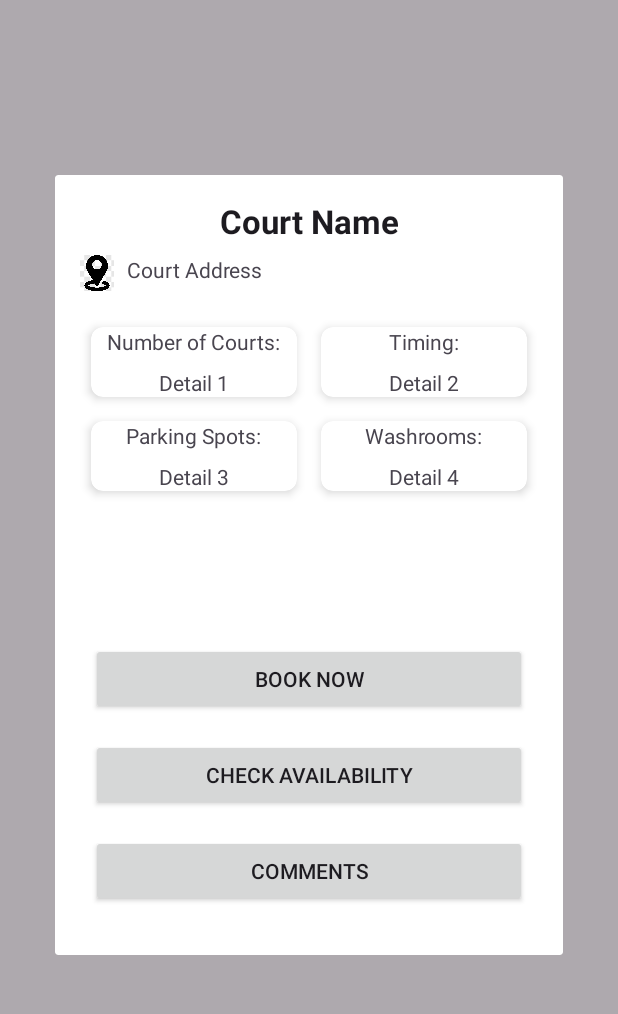
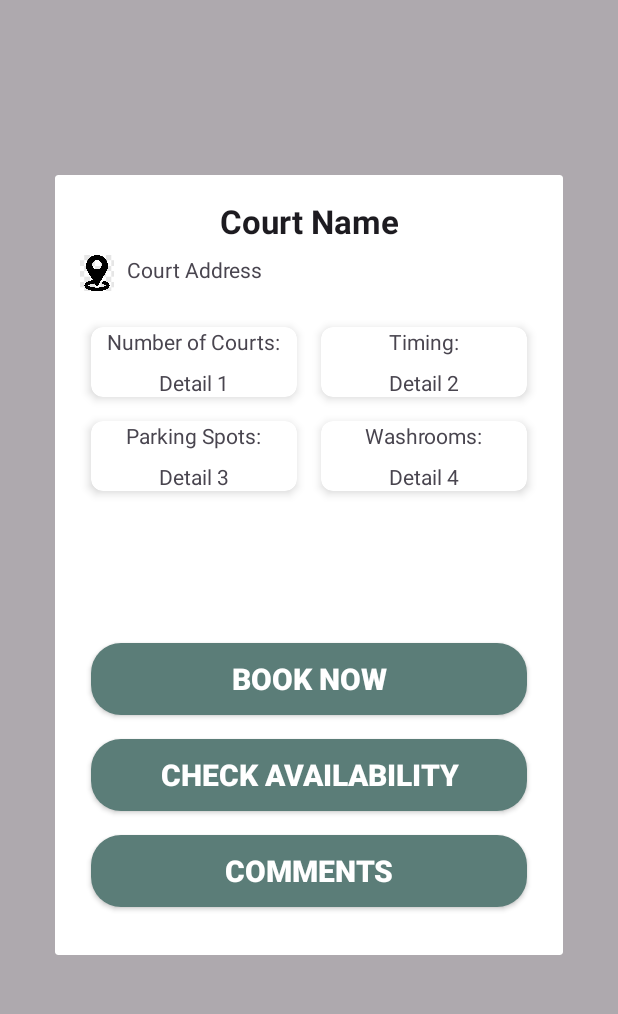
Before and after one commit to kusshsatija/Public-Tennis-Court-Availability-Tracker, an Android app: the fragment CourtDetailsDialog placed in its activity, on a phone screen of 412 x 824 dp, the part 53-1067 px from its top. Run offline under Robolectric (Android 15) with nearby library versions, the phone set to English and light mode, and no system bars.

Commit message:
Added style for buttons for consistency.

```diff
--- a/app/src/main/res/layout/activity_chat.xml
+++ b/app/src/main/res/layout/activity_chat.xml
@@ -48,7 +48,7 @@
         tools:ignore="HardcodedText" />
 
     <!-- Send Button -->
-    <Button
+    <androidx.appcompat.widget.AppCompatButton
         android:id="@+id/sendButton"
         android:layout_width="wrap_content"
         android:layout_height="wrap_content"
@@ -58,5 +58,6 @@
         app:layout_constraintBottom_toBottomOf="parent"
         android:layout_marginEnd="12dp"
         android:layout_marginBottom="16dp"
-        tools:ignore="HardcodedText" />
+        tools:ignore="HardcodedText"
+        style="@style/button"/>
 </androidx.constraintlayout.widget.ConstraintLayout>
--- a/app/src/main/res/layout/activity_create_comment.xml
+++ b/app/src/main/res/layout/activity_create_comment.xml
@@ -120,7 +120,7 @@
 
     </TableLayout>
 
-    <Button
+    <androidx.appcompat.widget.AppCompatButton
         android:id="@+id/submitReviewButton"
         android:layout_width="wrap_content"
         android:layout_height="wrap_content"
@@ -129,7 +129,8 @@
         android:text="@string/submit_review"
         app:layout_constraintBottom_toBottomOf="parent"
         app:layout_constraintEnd_toEndOf="parent"
-        app:layout_constraintStart_toStartOf="parent" />
+        app:layout_constraintStart_toStartOf="parent"
+        style="@style/button"/>
 
     <com.google.android.material.floatingactionbutton.FloatingActionButton
         android:id="@+id/floatingActionButton2"
--- a/app/src/main/res/layout/activity_main.xml
+++ b/app/src/main/res/layout/activity_main.xml
@@ -17,7 +17,7 @@
         app:layout_constraintTop_toTopOf="parent"
         tools:ignore="HardcodedText" />
 
-    <Button
+    <androidx.appcompat.widget.AppCompatButton
         android:id="@+id/button"
         android:layout_width="wrap_content"
         android:layout_height="wrap_content"
@@ -27,7 +27,8 @@
         app:layout_constraintBottom_toBottomOf="parent"
         app:layout_constraintEnd_toEndOf="parent"
         app:layout_constraintStart_toStartOf="parent"
-        tools:ignore="HardcodedText" />
+        tools:ignore="HardcodedText"
+        style="@style/button"/>
 
     <com.google.android.material.floatingactionbutton.FloatingActionButton
         android:id="@+id/floatingActionButton"
--- a/app/src/main/res/layout/dialog_court_details.xml
+++ b/app/src/main/res/layout/dialog_court_details.xml
@@ -196,32 +196,35 @@
         app:layout_constraintStart_toStartOf="parent">
 
         <!-- Book Now Button -->
-        <Button
+        <androidx.appcompat.widget.AppCompatButton
             android:id="@+id/book_now_button"
             android:layout_width="match_parent"
             android:layout_height="wrap_content"
             android:layout_margin="8dp"
             android:layout_weight="1"
-            android:text="Book Now" />
+            android:text="Book Now"
+            style="@style/button"/>
 
         <!-- Check Availability Button -->
 
-        <Button
+        <androidx.appcompat.widget.AppCompatButton
             android:id="@+id/check_availability_button"
             android:layout_width="match_parent"
             android:layout_height="wrap_content"
             android:layout_margin="8dp"
             android:layout_weight="1"
-            android:text="Check Availability" />
+            android:text="Check Availability"
+            style="@style/button"/>
 
         <!-- Comments Button -->
-        <Button
+        <androidx.appcompat.widget.AppCompatButton
             android:id="@+id/commentsButton"
             android:layout_width="match_parent"
             android:layout_height="wrap_content"
             android:layout_margin="8dp"
             android:layout_weight="1"
-            android:text="Comments" />
+            android:text="Comments"
+            style="@style/button"/>
     </LinearLayout>
 
 </androidx.constraintlayout.widget.ConstraintLayout>
--- /dev/null
+++ b/app/src/main/res/values/styles.xml
@@ -0,0 +1,11 @@
+<?xml version="1.0" encoding="utf-8"?>
+<resources>
+    <style name="button">
+        <item name="android:textColor">#ffffff</item>
+        <item name="android:textSize">20sp</item>
+        <item name="android:textStyle">bold</item>
+        <item name="android:background">@drawable/startgame_button</item>
+        <item name="android:layout_margin">8dp</item>
+        <item name="android:padding">8dp</item>
+    </style>
+</resources>
```
Also changed, not shown: app/src/main/res/layout/activity_availability_page.xml (+2 -5 lines), app/src/main/res/layout/activity_playing_game.xml (+2 -5 lines), app/src/main/res/layout/activity_read_comments.xml (+3 -30 lines), app/src/main/res/layout/activity_reservation.xml (+6 -4 lines), app/src/main/res/layout/dialog_booking_confirmation.xml (+9 -6 lines).
